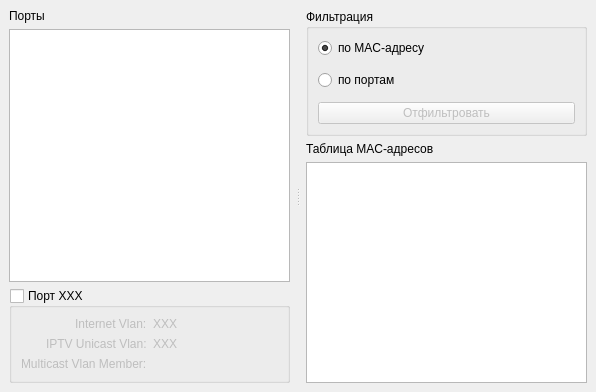
Above: Pages/switchpagewidget.ui from cwlan2016/access-manager before the change. Below: the same form after it.
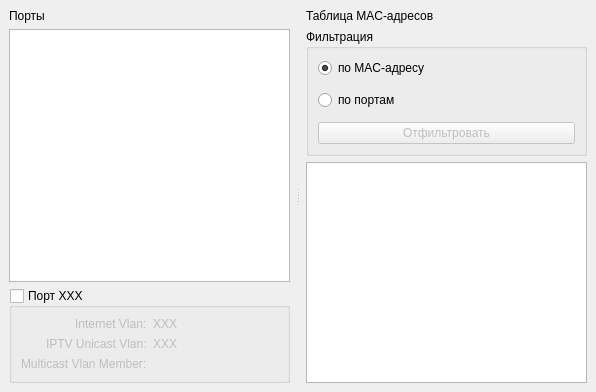
That is the form after the change. Icons and pictures are not drawn. Custom widgets are drawn as their Qt base class.

```diff
--- a/Pages/switchpagewidget.ui
+++ b/Pages/switchpagewidget.ui
@@ -126,6 +126,13 @@
        <property name="margin">
         <number>6</number>
        </property>
+       <item>
+        <widget class="QLabel" name="macTableTitleLabel">
+         <property name="text">
+          <string>Таблица MAC-адресов</string>
+         </property>
+        </widget>
+       </item>
        <item>
         <widget class="QGroupBox" name="filterGroupBox">
          <property name="title">
@@ -179,13 +186,6 @@
          </layout>
         </widget>
        </item>
-       <item>
-        <widget class="QLabel" name="macTableTitleLabel">
-         <property name="text">
-          <string>Таблица MAC-адресов</string>
-         </property>
-        </widget>
-       </item>
        <item>
         <widget class="QTableView" name="macAddressTableView">
          <property name="contextMenuPolicy">
```
